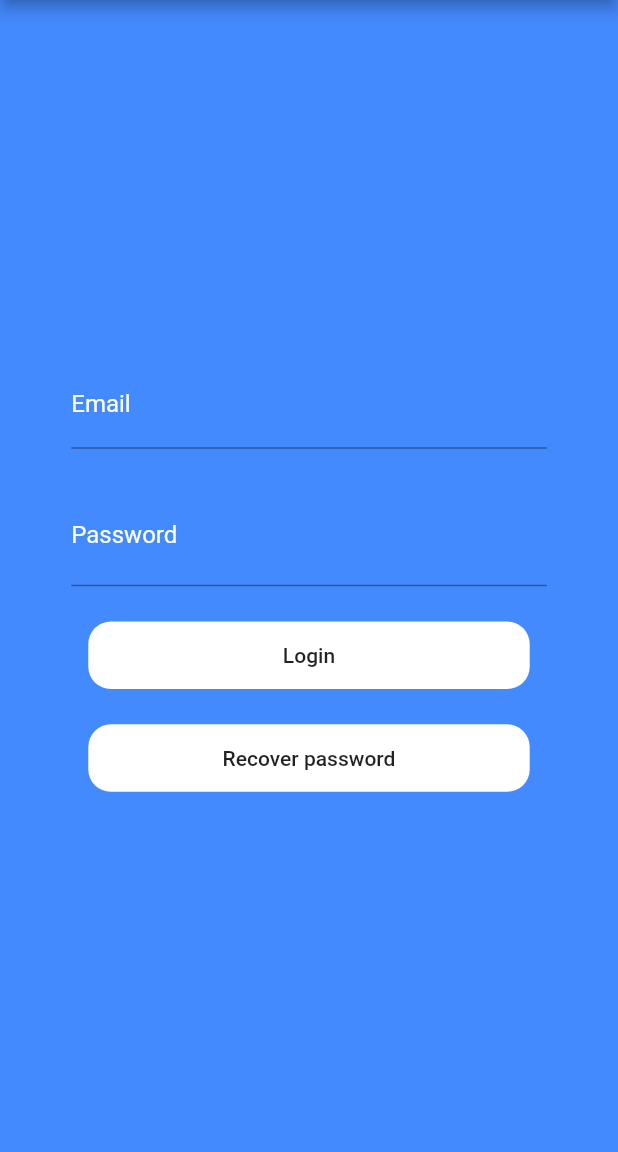
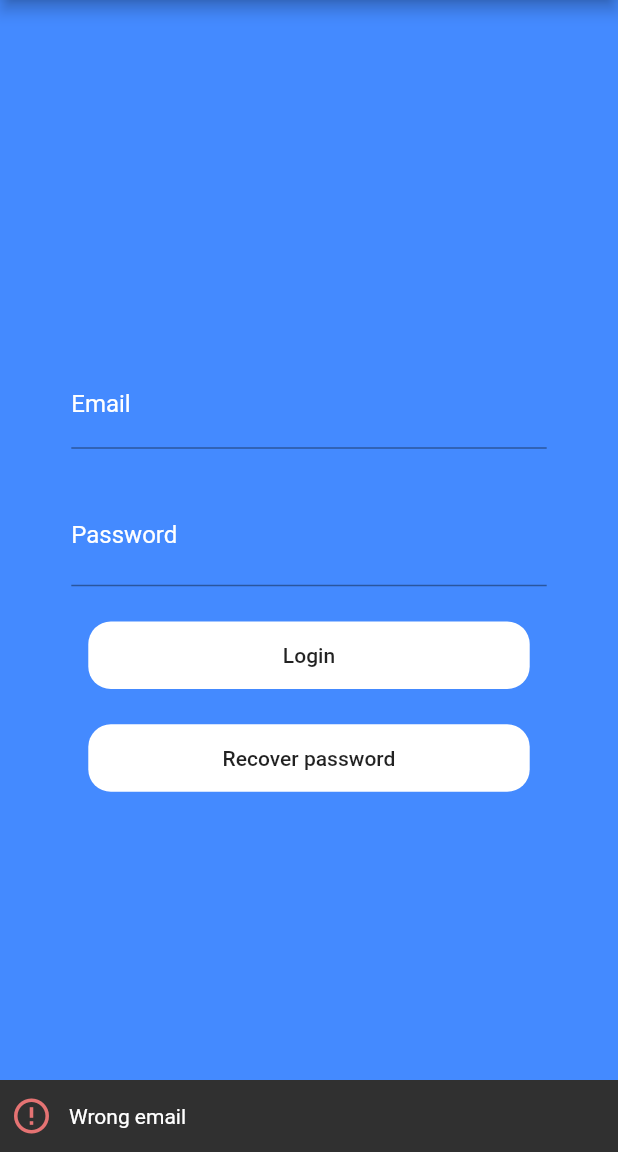
Before and after one commit to MarcinMucha216843/CoFit, a Flutter app: the LoginScreen screen opened by its route, after a tap on "Recover password", on a phone screen of 412 x 824 dp, the part 84-1236 px from its top. Run offline on Flutter 3.47's test engine with Material 2 defaults, Android fonts, the phone set to English and light mode, and no system bars; our stand-ins replace charts_flutter, cloud_firestore, data_connection_checker, firebase_auth, firebase_core, flushbar and 3 more; missing offline and left inert: cron; accounts and stored records are empty; network calls fail; Roboto replaces fonts that are missing (NotoSans, OpenSans).

Commit message:
Brakujący flushbar

```diff
--- a/lib/screens/login_screen.dart
+++ b/lib/screens/login_screen.dart
@@ -239,6 +239,10 @@ class _LoginState extends State<LoginScreen> {
                       Flushbar(message: "Message has been sent to Your email", duration: Duration(seconds: 3),
                           icon: Icon(Icons.error_outline, size: 28, color: Colors.orange.shade300)).show(context);
                     }
+                    else if (shouldNavigate == false){
+                      Flushbar(message: "Wrong email", duration: Duration(seconds: 3),
+                          icon: Icon(Icons.error_outline, size: 28, color: Colors.red.shade300,)).show(context);
+                    }
                   },
                   child: Text("Recover password")),
             )
```
Also changed, not shown: 1 other file.
